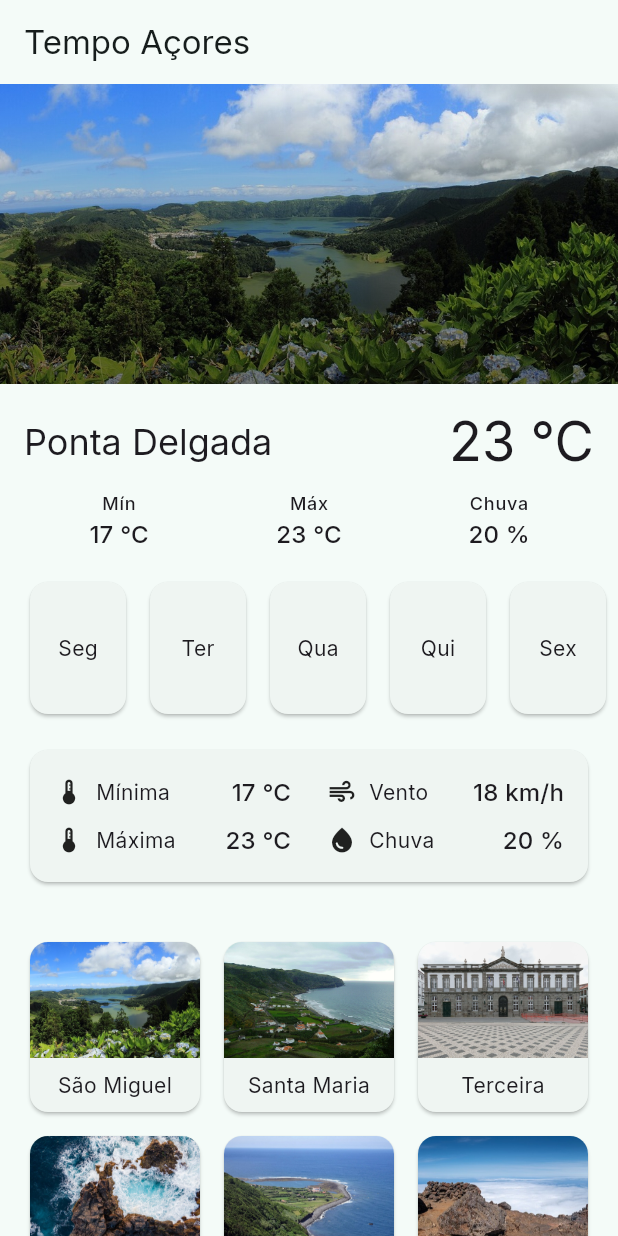
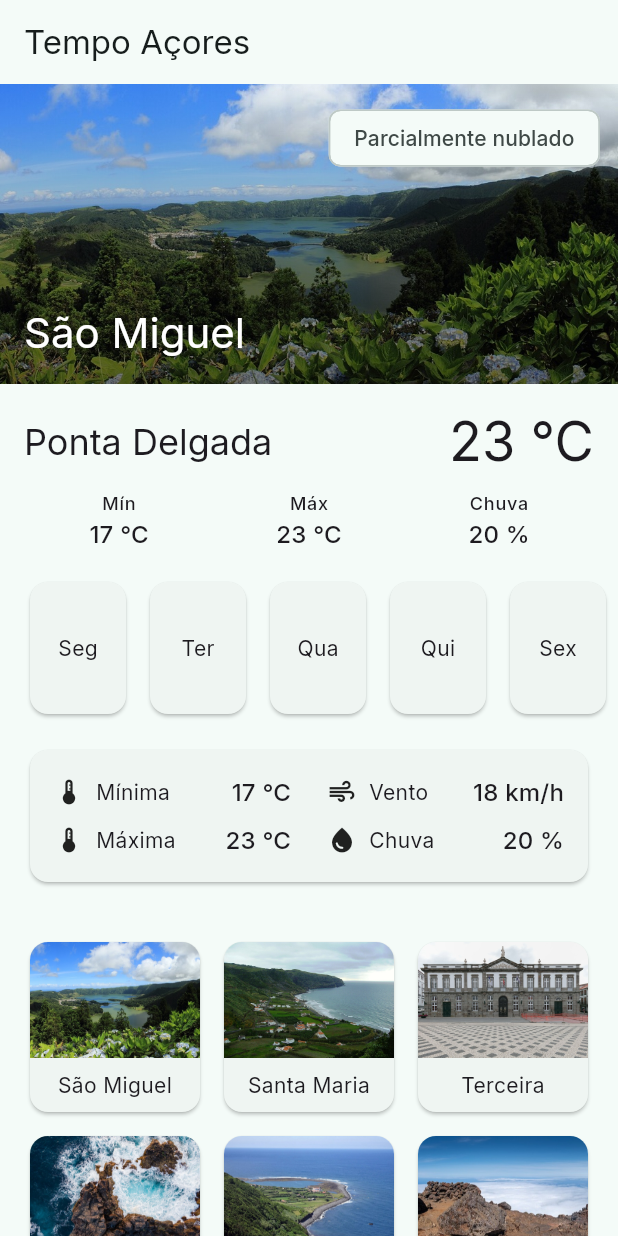
Before and after one commit to Tiago-Rocha/pdm-aula-06, a Flutter app: the screen it shows after launch, on a phone screen of 412 x 824 dp. Run offline on Flutter 3.47's test engine with Material 3 defaults, Android fonts, the phone set to English and light mode, and no system bars; our stand-ins replace google_fonts.

Commit message:
Passo 2: nome da ilha e chip do estado do tempo sobre a imagem

```diff
--- a/lib/forecast_screen.dart
+++ b/lib/forecast_screen.dart
@@ -44,8 +44,24 @@ class IslandHeader extends StatelessWidget {
               ),
             ),
           ),
-          // TODO 2: add the island name at the bottom left (Positioned) and
-          // a Chip with the weather description at the top right.
+          // Step 2: children with a Positioned go where you say; the rest of
+          // the Stack stays underneath.
+          Positioned(
+            left: 16,
+            bottom: 16,
+            child: Text(
+              currentIsland.name,
+              style: Theme.of(context)
+                  .textTheme
+                  .headlineMedium
+                  ?.copyWith(color: Colors.white),
+            ),
+          ),
+          Positioned(
+            top: 12,
+            right: 12,
+            child: Chip(label: Text(forecasts.first.type.description)),
+          ),
         ],
       ),
     );
```
